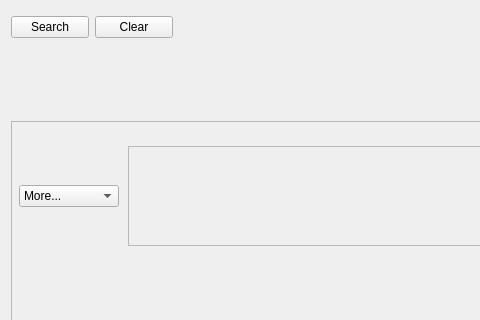
This is query/scroll.ui in BioSignalML/biosignalml-browser as Qt 5 draws it before an edit; both pictures show x 0 to 480 and y 0 to 320 of the 906 by 522 pixel window. The edited form follows.
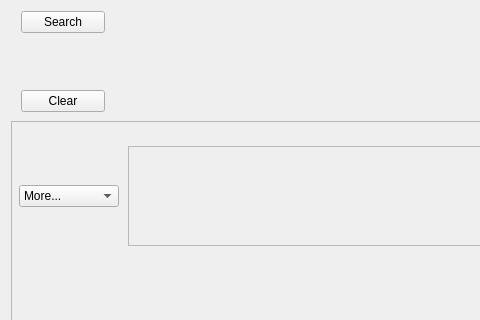
This is the edited form. Custom widgets are drawn as their Qt base class.

What changed in the file:
```diff
--- a/query/scroll.ui
+++ b/query/scroll.ui
@@ -287,16 +287,16 @@
         </item>
        </layout>
       </widget>
-      <widget class="QWidget" name="layoutWidget">
+      <widget class="QWidget" name="">
        <property name="geometry">
         <rect>
-         <x>0</x>
+         <x>10</x>
          <y>0</y>
-         <width>162</width>
-         <height>32</height>
+         <width>84</width>
+         <height>101</height>
         </rect>
        </property>
-       <layout class="QHBoxLayout" name="horizontalLayout_2">
+       <layout class="QVBoxLayout" name="verticalLayout_2">
         <item>
          <widget class="QPushButton" name="pushButton_3">
           <property name="text">
@@ -304,6 +304,19 @@
           </property>
          </widget>
         </item>
+        <item>
+         <spacer name="verticalSpacer">
+          <property name="orientation">
+           <enum>Qt::Vertical</enum>
+          </property>
+          <property name="sizeHint" stdset="0">
+           <size>
+            <width>20</width>
+            <height>40</height>
+           </size>
+          </property>
+         </spacer>
+        </item>
         <item>
          <widget class="QPushButton" name="pushButton_5">
           <property name="text">
```
